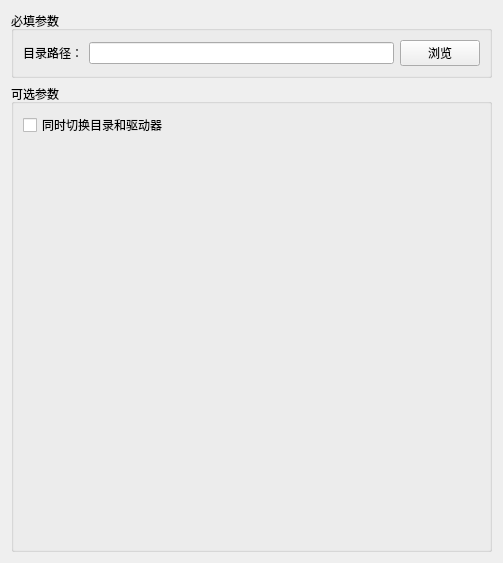
First picture: the form in src/EasyCmd/CmdEditors/CdCmdEditor.ui, repository doasyourself/EasyCmd, before the edit.
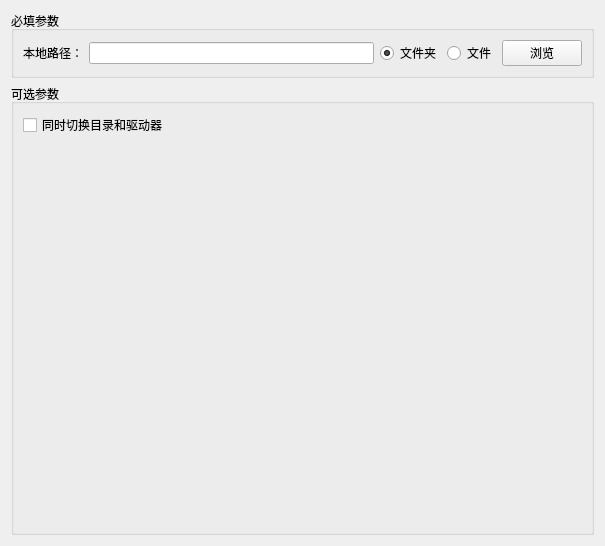
Second picture: the form after the edit.

Commit message: 1.文件重命名 2.启动器功能的配置文件原意是保存到本地的LauncherEntries.ini文件，但是参数写错了，导致保存到了注册表中，已修复。 3.完善cd命令，还剩诸多命令参数控制未实现。

Diff of the .ui file:
```diff
--- a/src/EasyCmd/CmdEditors/CdCmdEditor.ui
+++ b/src/EasyCmd/CmdEditors/CdCmdEditor.ui
@@ -6,8 +6,8 @@
    <rect>
     <x>0</x>
     <y>0</y>
-    <width>503</width>
-    <height>563</height>
+    <width>605</width>
+    <height>546</height>
    </rect>
   </property>
   <property name="windowTitle">
@@ -25,7 +25,7 @@
         <item row="0" column="0">
          <widget class="QLabel" name="label">
           <property name="text">
-           <string>目录路径：</string>
+           <string>本地路径：</string>
           </property>
          </widget>
         </item>
@@ -35,7 +35,31 @@
            <widget class="QLineEdit" name="lineEdit_arg_dirpath"/>
           </item>
           <item>
-           <widget class="QPushButton" name="pushButton_arg_browserDir">
+           <layout class="QHBoxLayout" name="horizontalLayout_2">
+            <property name="rightMargin">
+             <number>0</number>
+            </property>
+            <item>
+             <widget class="QRadioButton" name="radioButton_selectDir">
+              <property name="text">
+               <string>文件夹</string>
+              </property>
+              <property name="checked">
+               <bool>true</bool>
+              </property>
+             </widget>
+            </item>
+            <item>
+             <widget class="QRadioButton" name="radioButton_selectFile">
+              <property name="text">
+               <string>文件</string>
+              </property>
+             </widget>
+            </item>
+           </layout>
+          </item>
+          <item>
+           <widget class="QPushButton" name="pushButton_selectpath">
             <property name="text">
              <string>浏览</string>
             </property>
```
Left out of the diff: 2 changed lines with no effect on the pictures. The commit also changes 9 other files.
